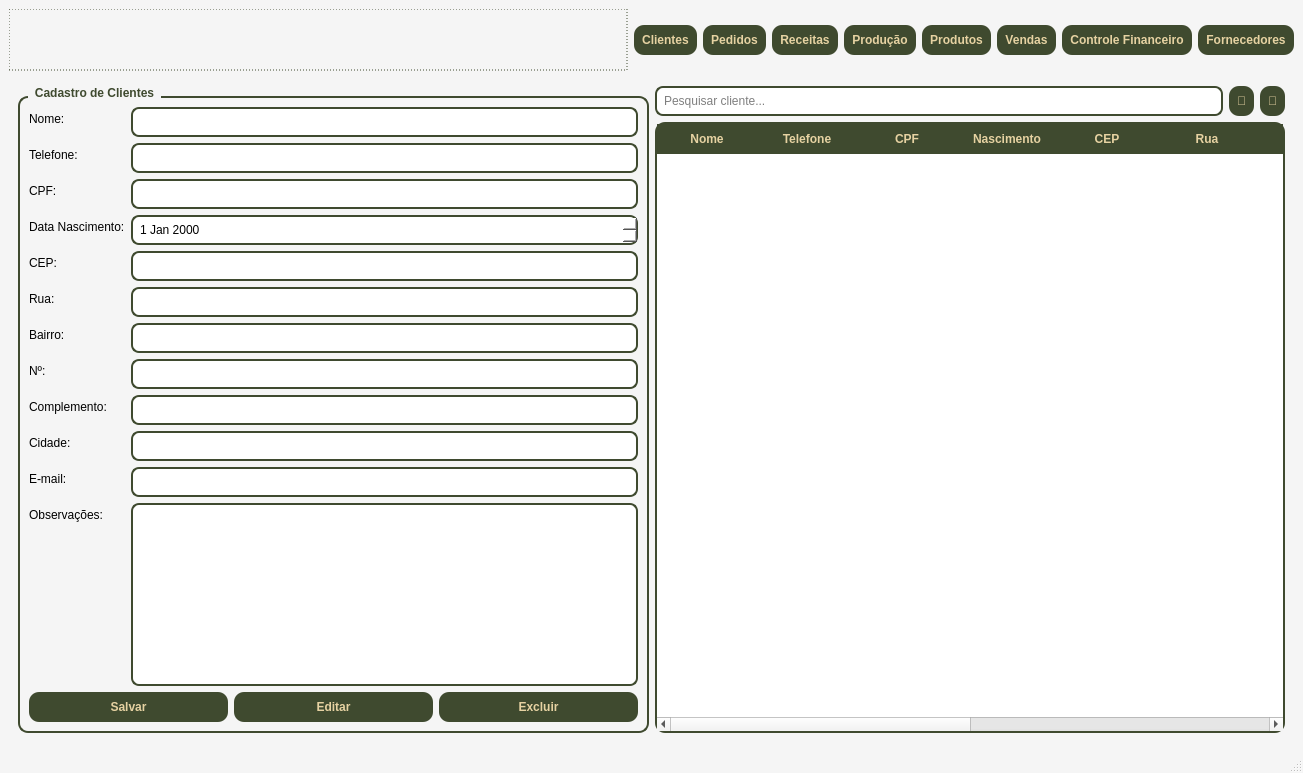
Above: telas/tela_menu.ui from Faeldh/sistema_confeitaria before the change. Below: the same form after it.
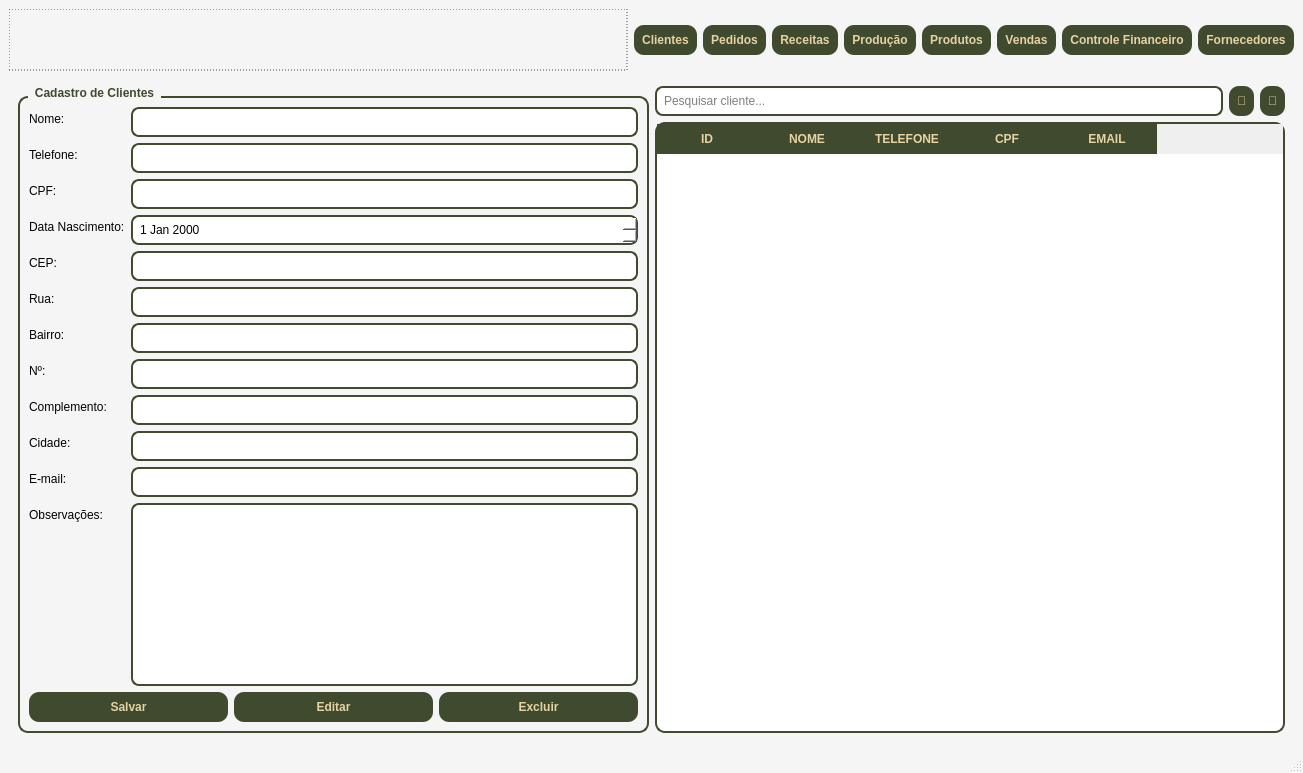
That is the form after the change. The open tabs and pages were chosen to show the change.

Patch:
```diff
--- a/telas/tela_menu.ui
+++ b/telas/tela_menu.ui
@@ -333,16 +333,21 @@
              <number>0</number>
             </property>
             <property name="columnCount">
-             <number>12</number>
+             <number>5</number>
             </property>
             <column>
              <property name="text">
-              <string>Nome</string>
+              <string>ID</string>
              </property>
             </column>
             <column>
              <property name="text">
-              <string>Telefone</string>
+              <string>NOME</string>
+             </property>
+            </column>
+            <column>
+             <property name="text">
+              <string>TELEFONE</string>
              </property>
             </column>
             <column>
@@ -352,47 +357,7 @@
             </column>
             <column>
              <property name="text">
-              <string>Nascimento</string>
-             </property>
-            </column>
-            <column>
-             <property name="text">
-              <string>CEP</string>
-             </property>
-            </column>
-            <column>
-             <property name="text">
-              <string>Rua</string>
-             </property>
-            </column>
-            <column>
-             <property name="text">
-              <string>Bairro</string>
-             </property>
-            </column>
-            <column>
-             <property name="text">
-              <string>N°</string>
-             </property>
-            </column>
-            <column>
-             <property name="text">
-              <string>Complemento</string>
-             </property>
-            </column>
-            <column>
-             <property name="text">
-              <string>Cidade</string>
-             </property>
-            </column>
-            <column>
-             <property name="text">
-              <string>E-mail</string>
-             </property>
-            </column>
-            <column>
-             <property name="text">
-              <string>Observações</string>
+              <string>EMAIL</string>
              </property>
             </column>
            </widget>
```
Left out of the diff: 2 changed lines with no effect on the pictures.
